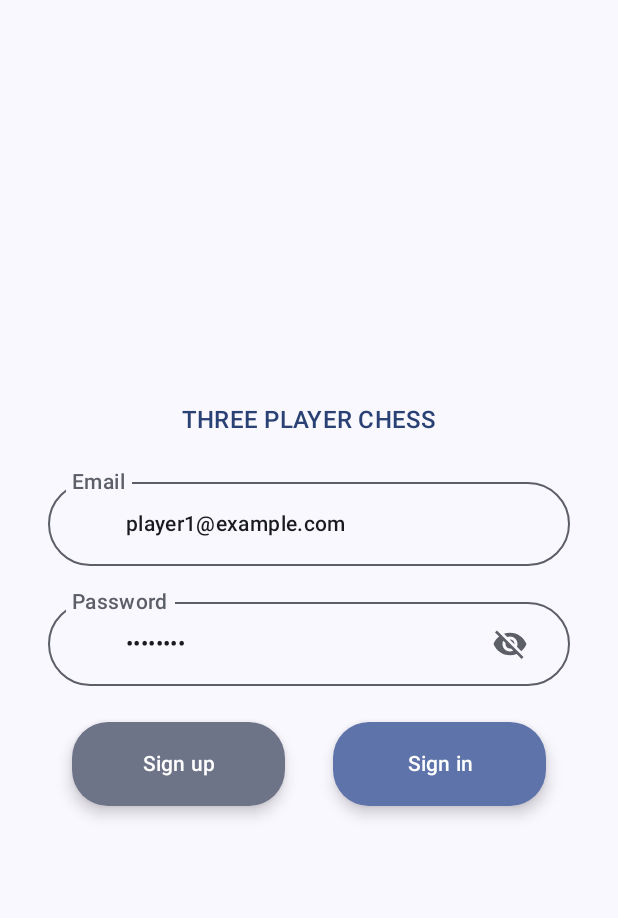
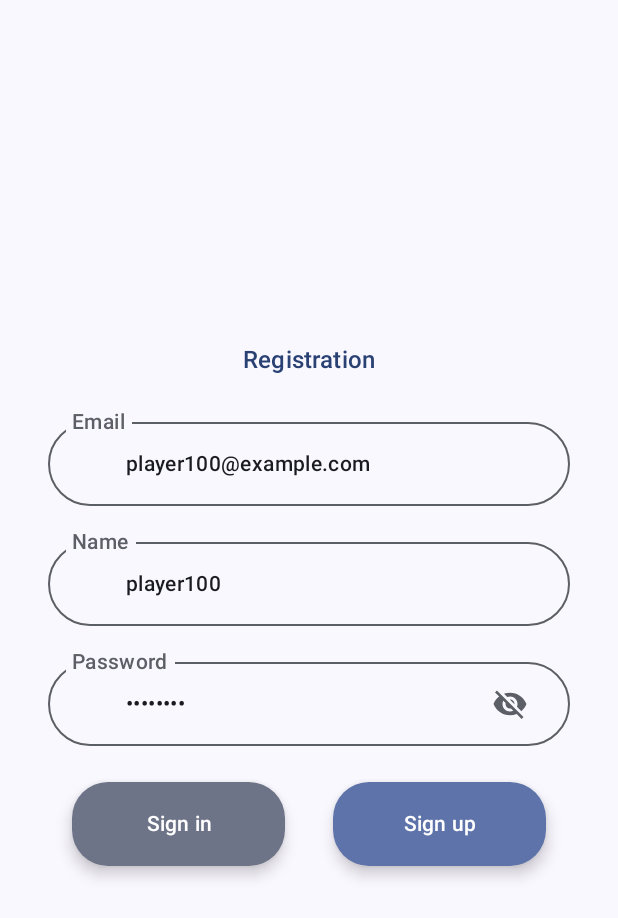
Before and after one commit to TouchTheGrass/tpc-android, an Android app built with Jetpack Compose: the screen it shows after launch (MainActivity), after a tap on "Sign up", on a phone screen of 412 x 824 dp. Shown: the top 918 px of the screen. Run offline under Robolectric (Android 15) with nearby library versions, the phone set to English and light mode, and no system bars.

Commit message:
Register screen

```diff
--- a/app/src/main/java/ru/touchthegrass/tpc/manager/UserManager.kt
+++ b/app/src/main/java/ru/touchthegrass/tpc/manager/UserManager.kt
@@ -11,5 +11,7 @@ interface UserManager {
 
     fun loginUser(email: String, password: String): Player?
 
+    fun registerUser(email: String, name: String, password: String): Player
+
     fun logoutUser()
 }
--- a/app/src/main/java/ru/touchthegrass/tpc/manager/local/LocalUserManager.kt
+++ b/app/src/main/java/ru/touchthegrass/tpc/manager/local/LocalUserManager.kt
@@ -12,6 +12,10 @@ class LocalUserManager(override val playerRepository: PlayerRepository): UserMan
         return playerRepository.getPlayerByCredential(email, password)
     }
 
+    override fun registerUser(email: String, name: String, password: String): Player {
+        return playerRepository.createPlayer(email, name, password)
+    }
+
     override fun logoutUser() {
         currentPlayer = null
     }
--- a/app/src/main/java/ru/touchthegrass/tpc/repository/PlayerRepository.kt
+++ b/app/src/main/java/ru/touchthegrass/tpc/repository/PlayerRepository.kt
@@ -10,4 +10,6 @@ interface PlayerRepository {
     fun getPlayerById(id: Int): Player
 
     fun getPlayerByCredential(email: String, password: String): Player?
+
+    fun createPlayer(email: String, name: String, password: String): Player
 }
--- a/app/src/main/java/ru/touchthegrass/tpc/repository/local/LocalLobbyRepository.kt
+++ b/app/src/main/java/ru/touchthegrass/tpc/repository/local/LocalLobbyRepository.kt
@@ -9,6 +9,7 @@ import ru.touchthegrass.tpc.data.PlayerStatus
 import ru.touchthegrass.tpc.data.local.LocalGameSessionProvider
 import ru.touchthegrass.tpc.data.local.LocalPlayerProvider
 import ru.touchthegrass.tpc.repository.LobbyRepository
+import java.lang.Integer.max
 import kotlin.random.Random
 
 class LocalLobbyRepository : LobbyRepository {
@@ -46,7 +47,7 @@ class LocalLobbyRepository : LobbyRepository {
                         val isWinner = player.id == winner.id
                         val scores = if (isWinner) Random.nextInt(10, 200)
                         else Random.nextInt(-200, -10)
-                        player.rating += scores
+                        player.rating = max(0, player.rating + scores)
                         PlayerGameSession(
                             player = player,
                             gameSession = gameSession,
--- a/app/src/main/java/ru/touchthegrass/tpc/repository/local/LocalPlayerRepository.kt
+++ b/app/src/main/java/ru/touchthegrass/tpc/repository/local/LocalPlayerRepository.kt
@@ -22,4 +22,8 @@ class LocalPlayerRepository : PlayerRepository {
                 it.email == email && it.password == password
             }
     }
+
+    override fun createPlayer(email: String, name: String, password: String): Player {
+        return LocalPlayerProvider.createPlayer(email, name, password)
+    }
 }
--- a/app/src/main/java/ru/touchthegrass/tpc/ui/MainActivity.kt
+++ b/app/src/main/java/ru/touchthegrass/tpc/ui/MainActivity.kt
@@ -33,8 +33,14 @@ class MainActivity : ComponentActivity() {
                     loginUser = { email, password ->
                         viewModel.loginUser(email, password)
                     },
+                    registerUser = { email, name, password ->
+                        viewModel.registerUser(email, name, password)
+                    },
+                    navigateToLoginScreen = {
+                        viewModel.openLoginScreen()
+                    },
                     navigateToRegistrationScreen = {
-
+                        viewModel.openRegisterScreen()
                     },
                     closeFilterScreen = {
                         viewModel.closeFilterScreen()
--- a/app/src/main/java/ru/touchthegrass/tpc/ui/TpcApp.kt
+++ b/app/src/main/java/ru/touchthegrass/tpc/ui/TpcApp.kt
@@ -34,6 +34,8 @@ fun TpcApp(
     tpcFilterState: TpcFilterState,
     tpcLobbyState: TpcLobbyState,
     loginUser: (String, String) -> Unit,
+    registerUser: (String, String, String) -> Unit,
+    navigateToLoginScreen: () -> Unit,
     navigateToRegistrationScreen: () -> Unit,
     closeFilterScreen: () -> Unit,
     navigateToFilterScreen: () -> Unit,
@@ -47,12 +49,17 @@ fun TpcApp(
 ) {
 
     if (tpcPlayerState.currentPlayer == null) {
-        LoginScreen(
-            onLoginPressed = loginUser,
-            onRegisterPressed = {
-
-            }
-        )
+        if (tpcHomeUIState.openedRegister) {
+            RegisterScreen(
+                onLoginPressed = navigateToLoginScreen,
+                onRegisterPressed = registerUser
+            )
+        } else {
+            LoginScreen(
+                onLoginPressed = loginUser,
+                onRegisterPressed = navigateToRegistrationScreen
+            )
+        }
     } else if (tpcHomeUIState.openedLobby) {
 
         if (tpcLobbyState.gameSession!!.status == GameSessionStatus.GAME) {
--- /dev/null
+++ b/app/src/main/java/ru/touchthegrass/tpc/ui/screen/RegisterScreen.kt
@@ -0,0 +1,141 @@
+package ru.touchthegrass.tpc.ui.screen
+
+import androidx.compose.foundation.background
+import androidx.compose.foundation.layout.*
+import androidx.compose.foundation.text.KeyboardOptions
+import androidx.compose.material.icons.Icons
+import androidx.compose.material.icons.filled.Visibility
+import androidx.compose.material.icons.filled.VisibilityOff
+import androidx.compose.material3.*
+import androidx.compose.runtime.*
+import androidx.compose.runtime.saveable.rememberSaveable
+import androidx.compose.ui.Alignment
+import androidx.compose.ui.Modifier
+import androidx.compose.ui.res.stringResource
+import androidx.compose.ui.text.input.KeyboardType
+import androidx.compose.ui.text.input.PasswordVisualTransformation
+import androidx.compose.ui.text.input.VisualTransformation
+import androidx.compose.ui.text.style.TextAlign
+import androidx.compose.ui.unit.dp
+import ru.touchthegrass.tpc.R
+import ru.touchthegrass.tpc.ui.component.TpcOutlinedTextField
+
+@Composable
+fun RegisterScreen(
+    onLoginPressed: () -> Unit,
+    onRegisterPressed: (String, String, String) -> Unit
+) {
+
+    var emailValue by rememberSaveable { mutableStateOf("player100@example.com") }
+    var nameValue by rememberSaveable { mutableStateOf("player100") }
+    var passwordValue by rememberSaveable { mutableStateOf("password") }
+    var passwordVisible by rememberSaveable { mutableStateOf(false) }
+
+    Box(
+        modifier = Modifier
+            .fillMaxSize()
+            .background(color = MaterialTheme.colorScheme.background),
+        contentAlignment = Alignment.Center
+    ) {
+        Column(
+            modifier = Modifier
+                .fillMaxWidth()
+                .padding(horizontal = 32.dp)
+        ) {
+            Text(
+                modifier = Modifier
+                    .fillMaxWidth()
+                    .padding(bottom = 16.dp),
+                text = stringResource(R.string.registration),
+                style = MaterialTheme.typography.titleMedium,
+                color = MaterialTheme.colorScheme.primary,
+                textAlign = TextAlign.Center
+            )
+
+            TpcOutlinedTextField(
+                modifier = Modifier
+                    .fillMaxWidth()
+                    .padding(vertical = 8.dp),
+                label = stringResource(id = R.string.email),
+                value = emailValue,
+                onValueChange = { emailValue = it }
+            )
+
+            TpcOutlinedTextField(
+                modifier = Modifier
+                    .fillMaxWidth()
+                    .padding(vertical = 8.dp),
+                label = stringResource(id = R.string.name),
+                value = nameValue,
+                onValueChange = { nameValue = it }
+            )
+
+            TpcOutlinedTextField(
+                modifier = Modifier
+                    .fillMaxWidth()
+                    .padding(vertical = 8.dp),
+                label = stringResource(id = R.string.password),
+                value = passwordValue,
+                onValueChange = { passwordValue = it },
+                trailingIcon = {
+                    val image = if (passwordVisible) Icons.Filled.Visibility
+                    else Icons.Filled.VisibilityOff
+
+                    val description = if (passwordVisible) stringResource(R.string.hide_password)
+                    else stringResource(R.string.show_password)
+
+                    IconButton(
+                        modifier = Modifier.padding(end = 16.dp),
+                        onClick = { passwordVisible = !passwordVisible }
+                    ) {
+                        Icon(
+                            imageVector = image,
+                            contentDescription = description,
+                            tint = MaterialTheme.colorScheme.outline
+                        )
+                    }
+                },
+                visualTransformation = if (passwordVisible) VisualTransformation.None else PasswordVisualTransformation(),
+                keyboardOptions = KeyboardOptions(keyboardType = KeyboardType.Password)
+            )
+
+            Row(
+                modifier = Modifier
+                    .fillMaxWidth()
+                    .padding(vertical = 16.dp),
+                horizontalArrangement = Arrangement.SpaceBetween
+            ) {
+                ExtendedFloatingActionButton(
+                    onClick = onLoginPressed,
+                    modifier = Modifier
+                        .weight(1f)
+                        .padding(horizontal = 16.dp),
+                    containerColor = MaterialTheme.colorScheme.secondaryContainer,
+                    contentColor = MaterialTheme.colorScheme.onSecondaryContainer
+                ) {
+                    Text(
+                        text = stringResource(R.string.sign_in),
+                        textAlign = TextAlign.Center
+                    )
+                }
+
+                ExtendedFloatingActionButton(
+
+                    onClick = {
+                        onRegisterPressed(emailValue, nameValue, passwordValue)
+                    },
+                    modifier = Modifier
+                        .weight(1f)
+                        .padding(horizontal = 16.dp),
+                    containerColor = MaterialTheme.colorScheme.primaryContainer,
+                    contentColor = MaterialTheme.colorScheme.onPrimaryContainer
+                ) {
+                    Text(
+                        text = stringResource(R.string.sign_up),
+                        textAlign = TextAlign.Center
+                    )
+                }
+            }
+        }
+    }
+}
--- a/app/src/main/res/values/strings.xml
+++ b/app/src/main/res/values/strings.xml
@@ -7,6 +7,9 @@
     <string name="show_password">Show password</string>
     <string name="sign_up">Sign up</string>
     <string name="sign_in">Sign in</string>
+
+    <string name="registration">Registration</string>
+    <string name="name">Name</string>
 
     <string name="navigation_drawer">Navigation Drawer</string>
     <string name="add">Add</string>
```
Also changed, not shown: app/src/main/java/ru/touchthegrass/tpc/data/local/LocalPlayerProvider.kt (+16 -1 lines), app/src/main/java/ru/touchthegrass/tpc/model/HomeViewModel.kt (+42 -0 lines).
